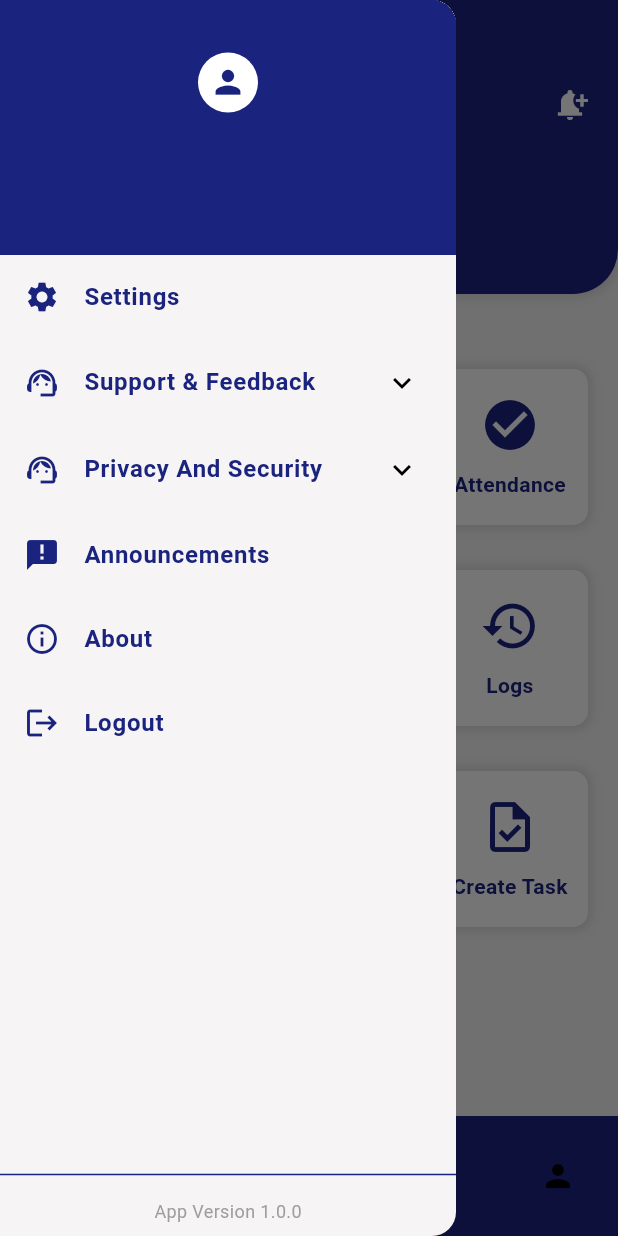
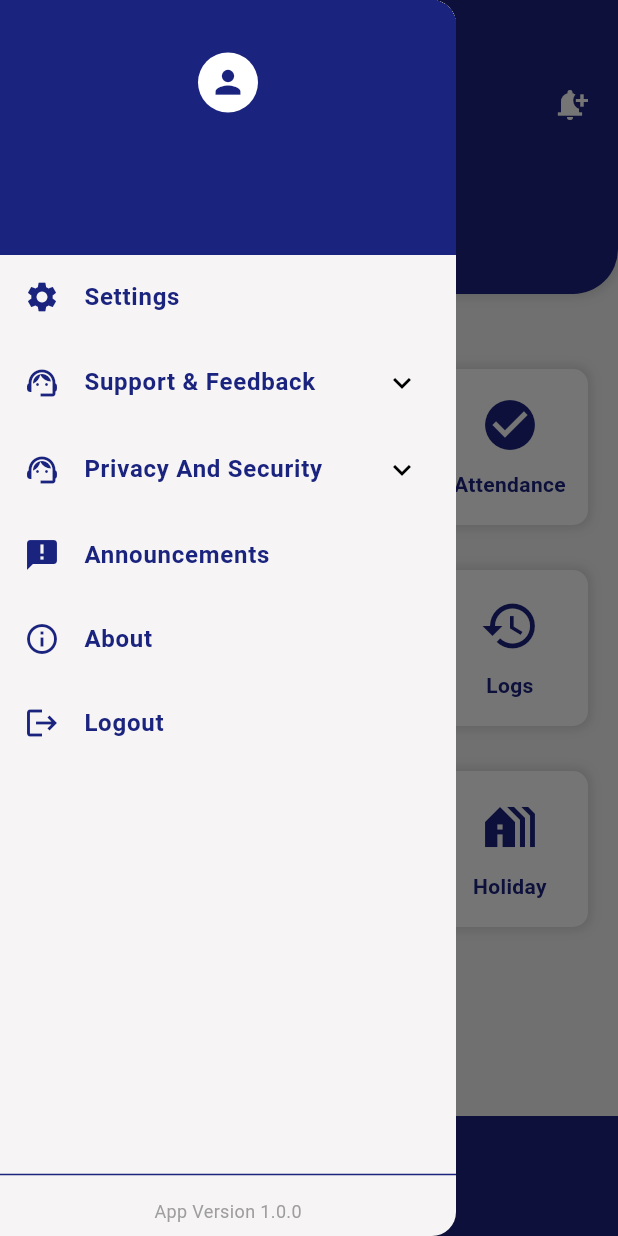
Before and after one commit to KLobTech-main/worksync-android, a Flutter app: the HomeScreen screen opened directly with empty values, in the side drawer, after a tap on the "person" icon, on a phone screen of 412 x 824 dp. Run offline on Flutter 3.47's test engine with Material 3 defaults, Android fonts, the light colour scheme and no system bars; our stand-ins replace awesome_notifications, connectivity_plus, dio, file_picker, fl_chart, fluttertoast and 4 more; accounts and stored records are empty.

Commit message:
hanges screen-home,notification,job desk drawer,meeting,leave,task

```diff
--- a/lib/screens/home_screen.dart
+++ b/lib/screens/home_screen.dart
@@ -97,13 +97,18 @@ class _HomeScreenState extends State<HomeScreen> {
     print("result.... : $result");
   }
 
-
   void _showAttendanceDialog(String status, String message) {
+    final themeProvider = Provider.of<ThemeProvider>(context, listen: false);
     showDialog(
       context: context,
       builder: (context) {
         return AlertDialog(
           title: Text(status == 'success' ? 'Attendance Status' : 'Error'),
+          titleTextStyle: TextStyle(
+            color: themeProvider.themeData.brightness == Brightness.light
+                ? Colors.black
+                : Colors.white,
+          ),
           content: Text(message),
           actions: [
             TextButton(
@@ -1019,6 +1024,20 @@ class _HomeScreenState extends State<HomeScreen> {
                               )),
                     );
                   }),
+                  _buildGridOption(Icons.task_outlined, "Create Task",
+                      onTap: () {
+                    Navigator.push(
+                      context,
+                      MaterialPageRoute(
+                        builder: (context) => CreateTaskScreen(
+                          name: widget.name,
+                          email: widget.email,
+                        ),
+                      ),
+                    );
+                    debugPrint("name : ${widget.name}");
+                    debugPrint("email : ${widget.email}");
+                  }),
                   _buildGridOption(Icons.support_agent, "Ticket", onTap: () {
                     Navigator.push(
                       context,
@@ -1036,20 +1055,6 @@ class _HomeScreenState extends State<HomeScreen> {
                           builder: (context) => CalendarHolidayScreen()),
                     );
                   }),
-                  _buildGridOption(Icons.task_outlined, "Create Task",
-                      onTap: () {
-                    Navigator.push(
-                      context,
-                      MaterialPageRoute(
-                        builder: (context) => CreateTaskScreen(
-                          name: widget.name,
-                          email: widget.email,
-                        ),
-                      ),
-                    );
-                    debugPrint("name : ${widget.name}");
-                    debugPrint("email : ${widget.email}");
-                  }),
                 ],
               ),
             ),
@@ -1061,21 +1066,23 @@ class _HomeScreenState extends State<HomeScreen> {
         );
       }),
       bottomNavigationBar: BottomAppBar(
-        color: Colors.indigo.shade900,
+        color: themeProvider.themeData.brightness == Brightness.light
+            ? Colors.indigo.shade900
+            : Color.fromARGB(255, 21, 24, 30),
         shape: const CircularNotchedRectangle(),
         notchMargin: 9.0,
         child: Row(
           mainAxisAlignment: MainAxisAlignment.spaceBetween,
           children: [
-            IconButton(
-              icon: const Icon(Icons.home),
-              onPressed: () => _onItemTapped(0),
-            ),
-            const SizedBox(width: 40), // Space for the floating button
-            IconButton(
-              icon: const Icon(Icons.person),
-              onPressed: () => _onItemTapped(2),
-            ),
+            // IconButton(
+            //   icon: const Icon(Icons.home),
+            //   onPressed: () => _onItemTapped(0),
+            // ),
+            // const SizedBox(width: 40), // Space for the floating button
+            // IconButton(
+            //   icon: const Icon(Icons.person),
+            //   onPressed: () => _onItemTapped(2),
+            // ),
           ],
         ),
       ),
--- a/lib/screens/notifications.dart
+++ b/lib/screens/notifications.dart
@@ -136,6 +136,11 @@ class _NotificationsScreenState extends State<NotificationsScreen> {
                 : null, // This is used when brightness is dark for a solid color
           ),
         ),
+        iconTheme: IconThemeData(
+          color: themeProvider.themeData.brightness == Brightness.light
+              ? Colors.white
+              : Color(0xFF57C9E7),
+        ),
       ),
       body: isLoading
           ? Center(
--- a/lib/ui/jobdesk/jobdrawer/documents.dart
+++ b/lib/ui/jobdesk/jobdrawer/documents.dart
@@ -47,7 +47,7 @@ class _DocumentPageState extends State<DocumentPage> {
   }
 
   Future<void> uploadDocument() async {
-    final themeProvider = Provider.of<ThemeProvider>(context);
+    final themeProvider = Provider.of<ThemeProvider>(context, listen: false);
     FilePickerResult? result = await FilePicker.platform.pickFiles();
 
     if (result != null) {
--- a/lib/ui/meeting/allmeetings.dart
+++ b/lib/ui/meeting/allmeetings.dart
@@ -102,7 +102,7 @@ class _AllMeetingsState extends State<AllMeetings> {
                         color: themeProvider.themeData.brightness ==
                                 Brightness.light
                             ? Colors.black
-                            : Colors.grey,
+                            : Colors.white,
                       ),
                     ),
                     subtitle: Column(
```
Also changed, not shown: lib/ui/jobdesk/jobdrawer/userbankdetailinfo.dart (+36 -36 lines), lib/ui/leave/leave_summary.dart (+12 -4 lines), lib/ui/meeting/meetingscreen.dart (+23 -23 lines), lib/ui/taskandlogs/edittaskpage.dart (+31 -8 lines).
